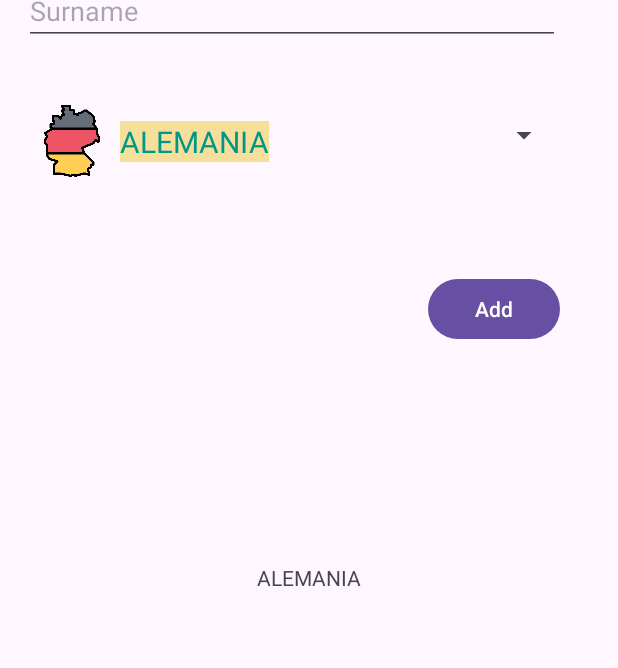
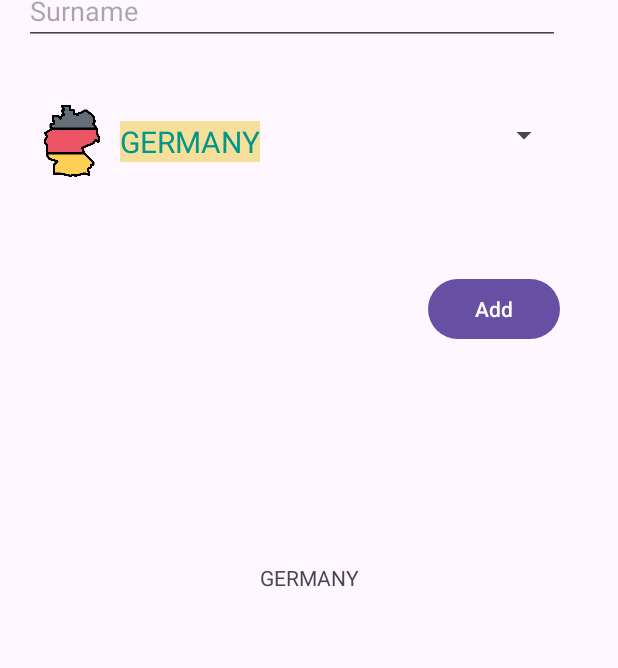
Before and after one commit to xrosilloprofe/nacionalidad, an Android app: the screen it shows after launch (MainActivity), on a phone screen of 412 x 824 dp. Shown: the part 168-836 px from the top of the screen. Run offline under Robolectric (Android 15) with nearby library versions, the phone set to English and light mode, and no system bars.

Commit message:
20240327

```diff
--- a/app/src/main/java/es/ieslavereda/nacionalidad/Listable.java
+++ b/app/src/main/java/es/ieslavereda/nacionalidad/Listable.java
@@ -2,6 +2,6 @@ package es.ieslavereda.nacionalidad;
 
 public interface Listable {
     String getDescription();
-    int getDrawableSimbol();
+    int getDrawableSymbol();
     int getDrawableImage();
 }
--- a/app/src/main/java/es/ieslavereda/nacionalidad/MainActivity.java
+++ b/app/src/main/java/es/ieslavereda/nacionalidad/MainActivity.java
@@ -35,14 +35,14 @@ public class MainActivity extends AppCompatActivity {
         image = findViewById(R.id.image);
         nationality=findViewById(R.id.nationality);
 
-        spinner.setAdapter(new MyOwnArrayAdapter<>(this,R.layout.custom_spinner_item,Nacion.values()));
+        spinner.setAdapter(new MyOwnArrayAdapter<>(this,R.layout.custom_spinner_item, Nation.values()));
 
         spinner.setOnItemSelectedListener(new AdapterView.OnItemSelectedListener() {
             @Override
             public void onItemSelected(AdapterView<?> parent, View view, int position, long id) {
 
                 image.setImageResource(((Listable)parent.getSelectedItem()).getDrawableImage());
-                icon.setImageResource(((Listable) parent.getSelectedItem()).getDrawableSimbol());
+                icon.setImageResource(((Listable) parent.getSelectedItem()).getDrawableSymbol());
                 nationality.setText(((Listable) parent.getSelectedItem()).getDescription());
 
             }
--- a/app/src/main/java/es/ieslavereda/nacionalidad/MyOwnArrayAdapter.java
+++ b/app/src/main/java/es/ieslavereda/nacionalidad/MyOwnArrayAdapter.java
@@ -37,7 +37,7 @@ public class MyOwnArrayAdapter<T extends Listable> extends ArrayAdapter<T> {
         ImageView flag = listItems.findViewById(R.id.flag);
 
         nation.setText(item.getDescription());
-        flag.setImageResource(item.getDrawableSimbol());
+        flag.setImageResource(item.getDrawableSymbol());
 
         return listItems;
     }
--- a/app/src/main/java/es/ieslavereda/nacionalidad/Nacion.java
+++ /dev/null
@@ -1,36 +0,0 @@
-package es.ieslavereda.nacionalidad;
-
-public enum Nacion implements Listable{
-    ALEMANIA, FRANCIA, ITALIA, PORTUGAL, ESPAÑA;
-
-    @Override
-    public String getDescription() {
-        return this.name();
-    }
-
-    @Override
-    public int getDrawableSimbol() {
-        if(this==ALEMANIA)
-            return R.drawable.s_alemania;
-        else if(this==ITALIA)
-            return R.drawable.s_italia;
-        else if(this==FRANCIA)
-            return R.drawable.s_francia;
-        else if(this==PORTUGAL)
-            return R.drawable.s_portugal;
-        else return R.drawable.s_espanya;
-    }
-
-    @Override
-    public int getDrawableImage() {
-        if(this==ALEMANIA)
-            return R.drawable.i_alemania;
-        else if(this==ITALIA)
-            return R.drawable.i_italia;
-        else if(this==FRANCIA)
-            return R.drawable.i_francia;
-        else if(this==PORTUGAL)
-            return R.drawable.i_portugal;
-        else return R.drawable.i_espanya;
-    }
-}
--- /dev/null
+++ b/app/src/main/java/es/ieslavereda/nacionalidad/Nation.java
@@ -0,0 +1,33 @@
+package es.ieslavereda.nacionalidad;
+
+public enum Nation implements Listable{
+    GERMANY(R.drawable.s_alemania, R.drawable.i_alemania),
+    FRANCE(R.drawable.s_francia, R.drawable.i_francia),
+    ITALY(R.drawable.s_italia, R.drawable.i_italia),
+    PORTUGAL(R.drawable.s_portugal, R.drawable.i_portugal),
+    SPAIN(R.drawable.s_espanya, R.drawable.i_espanya);
+
+    private int symbol;
+    private int image;
+
+    Nation(int symbol, int image){
+        this.symbol=symbol;
+        this.image=image;
+    }
+
+
+    @Override
+    public String getDescription() {
+        return this.name();
+    }
+
+    @Override
+    public int getDrawableSymbol() {
+        return symbol;
+    }
+
+    @Override
+    public int getDrawableImage() {
+        return image;
+    }
+}
```
